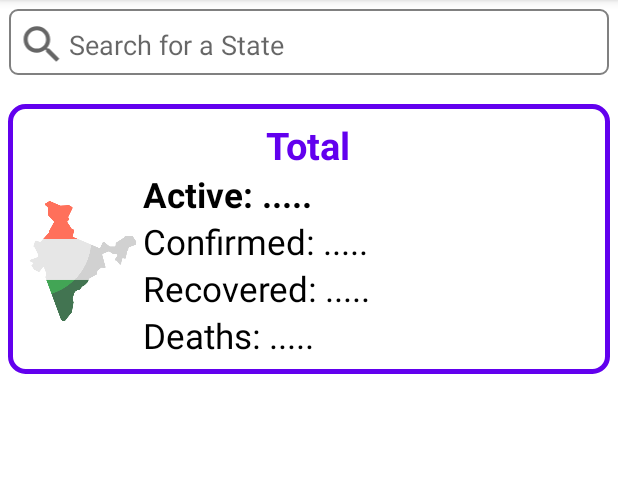
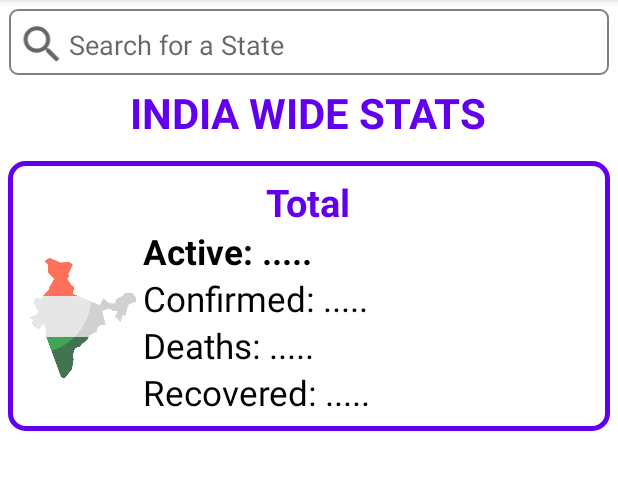
Before and after one commit to epraneeth98/Covid-Cases-Data, an Android app: the screen it shows after launch (MainActivity), on a phone screen of 412 x 824 dp, the part 84-574 px from its top. Run offline under Robolectric (Android 15) with nearby library versions, the phone set to English and light mode, and no system bars; network calls fail; 1 statement that could not run was skipped.

Commit message:
Added state data, recent search and two state-images

```diff
--- a/app/src/main/AndroidManifest.xml
+++ b/app/src/main/AndroidManifest.xml
@@ -7,6 +7,7 @@
     <uses-permission android:name="android.permission.ACCESS_NETWORK_STATE" />
 
     <application
+        android:name=".MyApplication"
         android:allowBackup="true"
         android:icon="@mipmap/ic_launcher"
         android:label="@string/app_name"
--- /dev/null
+++ b/app/src/main/java/com/example/covidcasesdata/MyApplication.kt
@@ -0,0 +1,15 @@
+package com.example.covidcasesdata
+
+import android.app.Application
+import android.content.SharedPreferences
+
+class MyApplication: Application() {
+    companion object{
+        lateinit var sharedPreferences: SharedPreferences
+    }
+
+    override fun onCreate() {
+        sharedPreferences = getSharedPreferences("my_shared_preferences", MODE_PRIVATE)
+        super.onCreate()
+    }
+}
--- a/app/src/main/java/com/example/covidcasesdata/classes/MainActivity.kt
+++ b/app/src/main/java/com/example/covidcasesdata/classes/MainActivity.kt
@@ -7,16 +7,18 @@ import android.os.Bundle
 import android.view.View
 import android.widget.AdapterView
 import android.widget.ArrayAdapter
+import android.widget.Toast
 import androidx.appcompat.app.AppCompatActivity
 import androidx.appcompat.app.AppCompatDelegate
 import androidx.lifecycle.ViewModelProvider
-import androidx.recyclerview.widget.DividerItemDecoration
 import androidx.recyclerview.widget.LinearLayoutManager
 import androidx.recyclerview.widget.RecyclerView
+import com.example.covidcasesdata.MyApplication
 import com.example.covidcasesdata.adapters.IndiaDayWiseAdapter
 import com.example.covidcasesdata.databinding.ActivityMainBinding
 import com.example.covidcasesdata.models.IndiaPerDay
 import com.example.covidcasesdata.models.StateTotal
+import com.example.covidcasesdata.utils.AppConstants
 import com.example.covidcasesdata.utils.HelperUtil.Companion.convertToINS
 import com.example.covidcasesdata.viewmodel.MyViewModel
 
@@ -25,7 +27,6 @@ class MainActivity : AppCompatActivity(), AdapterView.OnItemClickListener {
     lateinit var myViewModel: MyViewModel
     private lateinit var binding: ActivityMainBinding
     private lateinit var linearLayoutManager: LinearLayoutManager
-    private lateinit var dividerItemDecoration: DividerItemDecoration
     private var indiaDataDayWiseList = ArrayList<IndiaPerDay>()
     private lateinit var indiaDayWiseAdapter: IndiaDayWiseAdapter
     private var statesNames: ArrayList<String> = ArrayList()
@@ -39,16 +40,33 @@ class MainActivity : AppCompatActivity(), AdapterView.OnItemClickListener {
 
 
         AppCompatDelegate.setDefaultNightMode(AppCompatDelegate.MODE_NIGHT_NO);
+//        MyApplication.sharedPreferences = getSharedPreferences("mySharedPreference", MODE_PRIVATE)
         init()
         isInternetAvailable()
         observeIndiaDayWiseData()
     }
 
     private fun setUpSearchBar() {
-        ArrayAdapter(this, R.layout.simple_list_item_1, statesNames).also {
-                adapter -> binding.searchBar.setAdapter(adapter)
+        val arrayAdapter: ArrayAdapter<String> = ArrayAdapter(this, R.layout.simple_list_item_1, statesNames)
+        binding.searchBar.setAdapter(arrayAdapter)
+        binding.searchBar.onItemClickListener = this
+        displayRecentSearch()
+    }
+
+    private fun displayRecentSearch() {
+        val lastSearch: String? = myViewModel.getSearchedStateSharedPreference(AppConstants.RECENT_STATE_SEARCH)
+        if(lastSearch==AppConstants.NO_RECENT_SEARCH){
+            binding.recentStateSearchLayout.visibility = View.GONE
+        }else{
+            binding.recentStateSearch.text = lastSearch
+            binding.recentStateSearchLayout.visibility = View.VISIBLE
         }
-        binding.searchBar.onItemClickListener = this
+        binding.recentStateSearchLayout.setOnClickListener {
+            binding.searchBar.text.clear()
+            val intent = Intent(this, StateDataActivity::class.java)
+            intent.putExtra("StateData", statesTotalCasesHashMap[binding.recentStateSearch.text])
+            startActivity(intent)
+        }
     }
 
     private fun isInternetAvailable() {
@@ -61,7 +79,7 @@ class MainActivity : AppCompatActivity(), AdapterView.OnItemClickListener {
             fillTotalIndiaData(indiaDataDayWiseList[indiaDataDayWiseList.size - 1])
             indiaDayWiseAdapter.updateDailyData(indiaDataDayWiseList)
         })
-        myViewModel.statesNamesLiveDataList().observe(this,{
+        myViewModel.statesNamesLiveDataList().observe(this, {
             statesNames = it as ArrayList<String>
             isStateListAvailable = true
             setUpSearchBar()
@@ -73,18 +91,22 @@ class MainActivity : AppCompatActivity(), AdapterView.OnItemClickListener {
 
     @SuppressLint("SetTextI18n")
     private fun fillTotalIndiaData(indiaPerDay: IndiaPerDay) {
-        binding.tvTotalIndiaConfirmed.text = "Confirmed: " + convertToINS(indiaPerDay.totalConfirmed)
-        binding.tvTotalIndiaDeceased.text = "Deceased:  " + convertToINS(indiaPerDay.totalDeceased)
-        binding.tvTotalIndiaRecovered.text = "Recovered: " + convertToINS(indiaPerDay.totalRecovered)
-        binding.tvTotalIndiaActive.text = "Active:        " + convertToINS((indiaPerDay.totalConfirmed.toInt()
-                - indiaPerDay.totalDeceased.toInt()
-                - indiaPerDay.totalRecovered.toInt()).toString())
+        binding.tvTotalIndiaConfirmed.text =
+            "Confirmed: " + convertToINS(indiaPerDay.totalConfirmed)
+        binding.tvTotalIndiaDeceased.text = "Deaths:       " + convertToINS(indiaPerDay.totalDeceased)
+        binding.tvTotalIndiaRecovered.text =
+            "Recovered: " + convertToINS(indiaPerDay.totalRecovered)
+        binding.tvTotalIndiaActive.text = "Active:        " + convertToINS(
+            (indiaPerDay.totalConfirmed.toInt()
+                    - indiaPerDay.totalDeceased.toInt()
+                    - indiaPerDay.totalRecovered.toInt()).toString()
+        )
     }
 
     private fun init() {
         indiaDayWiseAdapter = IndiaDayWiseAdapter(indiaDataDayWiseList)
         myViewModel = ViewModelProvider(this).get(MyViewModel::class.java)
-
+        binding.recentStateSearchLayout.visibility = View.GONE
         binding.recyclerView.adapter = indiaDayWiseAdapter
         linearLayoutManager = LinearLayoutManager(this, RecyclerView.HORIZONTAL, false)
         binding.recyclerView.layoutManager = linearLayoutManager
@@ -94,8 +116,13 @@ class MainActivity : AppCompatActivity(), AdapterView.OnItemClickListener {
     override fun onItemClick(parent: AdapterView<*>?, view: View?, position: Int, id: Long) {
         val stateName: String = parent?.getItemAtPosition(position) as String
         binding.searchBar.text.clear()
-        val intent = Intent(this,StateDataActivity::class.java)
+        val intent = Intent(this, StateDataActivity::class.java)
         intent.putExtra("StateData", statesTotalCasesHashMap[stateName])
         startActivity(intent)
     }
+
+    override fun onResume() {
+        super.onResume()
+        displayRecentSearch()
+    }
 }
--- a/app/src/main/java/com/example/covidcasesdata/repository/MyRepository.kt
+++ b/app/src/main/java/com/example/covidcasesdata/repository/MyRepository.kt
@@ -1,8 +1,15 @@
 package com.example.covidcasesdata.repository
 
-import com.example.covidcasesdata.repository.retrofit.RetrofitAPIService
+import com.example.covidcasesdata.repository.retrofit.RetrofitCountryDataApiService
+import com.example.covidcasesdata.repository.retrofit.RetrofitStateDataApiService
 
-class MyRepository(private val retrofitAPIService: RetrofitAPIService) {
-    suspend fun getCovidIndiaAndStatesData() = retrofitAPIService.getCovidIndiaAndStatesData()
+class MyRepository(
+    private val retrofitCountryDataApiService: RetrofitCountryDataApiService,
+    private val retrofitStateDataApiService: RetrofitStateDataApiService
+) {
+    suspend fun getCovidIndiaAndStatesData() =
+        retrofitCountryDataApiService.getCovidIndiaAndStatesData()
+
+    suspend fun getCovidStatesData() = retrofitStateDataApiService.getCovidStatesData()
 
 }
--- a/app/src/main/java/com/example/covidcasesdata/repository/retrofit/RetrofitAPIService.kt
+++ b/app/src/main/java/com/example/covidcasesdata/repository/retrofit/RetrofitCountryDataApiService.kt
@@ -7,23 +7,23 @@ import com.example.covidcasesdata.models.Covid19IndiaData
 import retrofit2.Retrofit
 import retrofit2.converter.gson.GsonConverterFactory
 
-interface RetrofitAPIService {
+interface RetrofitCountryDataApiService {
     // check writing DailyDataIndia
     @GET("data.json")
     suspend fun getCovidIndiaAndStatesData(): Covid19IndiaData
 
     companion object {
-        var retrofitService: RetrofitAPIService? = null
-        fun getInstance(): RetrofitAPIService {
+        var retrofitCountryDataService: RetrofitCountryDataApiService? = null
+        fun getInstance(): RetrofitCountryDataApiService {
 
-            if (retrofitService == null) {
+            if (retrofitCountryDataService == null) {
                 val retrofit = Retrofit.Builder()
-                    .baseUrl(EndPoint.INDIA_DAYWISE_DATA_URL)
+                    .baseUrl(EndPoint.INDIA_DAYWISE_DATA_END_POINT)
                     .addConverterFactory(GsonConverterFactory.create())
                     .build()
-                retrofitService = retrofit.create(RetrofitAPIService::class.java)
+                retrofitCountryDataService = retrofit.create(RetrofitCountryDataApiService::class.java)
             }
-            return retrofitService!!
+            return retrofitCountryDataService!!
         }
     }
 }
--- /dev/null
+++ b/app/src/main/java/com/example/covidcasesdata/repository/retrofit/RetrofitStateDataApiService.kt
@@ -0,0 +1,27 @@
+package com.example.covidcasesdata.repository.retrofit
+
+import com.example.covidcasesdata.models.Covid19StatesData
+import com.example.covidcasesdata.utils.EndPoint
+import retrofit2.Retrofit
+import retrofit2.converter.gson.GsonConverterFactory
+import retrofit2.http.GET
+
+interface RetrofitStateDataApiService {
+    @GET("history")
+    suspend fun getCovidStatesData(): Covid19StatesData
+
+    companion object {
+        var retrofitStateDataApiService: RetrofitStateDataApiService? = null
+        fun getInstance(): RetrofitStateDataApiService {
+            if (retrofitStateDataApiService == null) {
+                val retrofit = Retrofit.Builder()
+                    .baseUrl(EndPoint.STATES_TILL_A_DAY_DATA_END_POINT)
+                    .addConverterFactory(GsonConverterFactory.create())
+                    .build()
+                retrofitStateDataApiService =
+                    retrofit.create(RetrofitStateDataApiService::class.java)
+            }
+            return retrofitStateDataApiService!!
+        }
+    }
+}
--- /dev/null
+++ b/app/src/main/java/com/example/covidcasesdata/utils/AppConstants.kt
@@ -0,0 +1,8 @@
+package com.example.covidcasesdata.utils
+
+class AppConstants {
+    companion object{
+        val RECENT_STATE_SEARCH = "recent state search"
+        val NO_RECENT_SEARCH = "NO_RECENT_SEARCH"
+    }
+}
--- a/app/src/main/java/com/example/covidcasesdata/utils/EndPoint.kt
+++ b/app/src/main/java/com/example/covidcasesdata/utils/EndPoint.kt
@@ -2,6 +2,7 @@ package com.example.covidcasesdata.utils
 
 class EndPoint {
     companion object{
-        const val INDIA_DAYWISE_DATA_URL = "https://api.covid19india.org/"
+        const val INDIA_DAYWISE_DATA_END_POINT = "https://api.covid19india.org/"
+        const val STATES_TILL_A_DAY_DATA_END_POINT = "https://api.rootnet.in/covid19-in/stats/"
     }
 }
--- a/app/src/main/java/com/example/covidcasesdata/utils/HelperUtil.kt
+++ b/app/src/main/java/com/example/covidcasesdata/utils/HelperUtil.kt
@@ -64,7 +64,8 @@ class HelperUtil {
                 val milliseconds: Long = d.time
                 val c = Calendar.getInstance()
                 val mayBeToday: Long = milliseconds + 86400000
-                if (DateUtils.isToday(mayBeToday)) return "Yesterday"
+                if(DateUtils.isToday(milliseconds)) return "Today"
+                else if (DateUtils.isToday(mayBeToday)) return "Yesterday"
                 //Set time in milliseconds
                 c.timeInMillis = milliseconds
                 val month = String.format(Locale.US,"%tB",c)
--- a/app/src/main/java/com/example/covidcasesdata/viewmodel/MyViewModel.kt
+++ b/app/src/main/java/com/example/covidcasesdata/viewmodel/MyViewModel.kt
@@ -2,11 +2,12 @@ package com.example.covidcasesdata.viewmodel
 
 import androidx.lifecycle.MutableLiveData
 import androidx.lifecycle.ViewModel
-import com.example.covidcasesdata.models.Covid19IndiaData
-import com.example.covidcasesdata.models.IndiaPerDay
-import com.example.covidcasesdata.models.StateTotal
+import com.example.covidcasesdata.MyApplication
+import com.example.covidcasesdata.models.*
 import com.example.covidcasesdata.repository.MyRepository
-import com.example.covidcasesdata.repository.retrofit.RetrofitAPIService
+import com.example.covidcasesdata.repository.retrofit.RetrofitCountryDataApiService
+import com.example.covidcasesdata.repository.retrofit.RetrofitStateDataApiService
+import com.example.covidcasesdata.utils.AppConstants
 import kotlinx.coroutines.CoroutineScope
 import kotlinx.coroutines.Dispatchers
 import kotlinx.coroutines.launch
@@ -14,22 +15,31 @@ import kotlinx.coroutines.launch
 class MyViewModel : ViewModel() {
 
     private var myRepository: MyRepository
-    private val retrofitAPIService: RetrofitAPIService = RetrofitAPIService.getInstance()
+    private val retrofitCountryDataApiService: RetrofitCountryDataApiService =
+        RetrofitCountryDataApiService.getInstance()
+    private val retrofitStateDataApiService: RetrofitStateDataApiService =
+        RetrofitStateDataApiService.getInstance()
 
     init {
-        myRepository = MyRepository(retrofitAPIService)
+        myRepository = MyRepository(retrofitCountryDataApiService, retrofitStateDataApiService)
     }
 
-    // try  = MutableLiveData() later
+    // IndiaData
     private val dailyIndiaCasesListLiveData: MutableLiveData<List<IndiaPerDay>> =
         MutableLiveData<List<IndiaPerDay>>()
     private val statesTotalCasesListLiveData: MutableLiveData<HashMap<String, StateTotal>> =
         MutableLiveData<HashMap<String, StateTotal>>()
     private val statesListLiveData: MutableLiveData<List<String>> = MutableLiveData<List<String>>()
 
+    //StatesData
+    private val statesEveryDayTillADayListLiveData: MutableLiveData<List<StatesTillADayList>> =
+        MutableLiveData<List<StatesTillADayList>>()
+
+
     fun indiaCasesLiveDataList() = dailyIndiaCasesListLiveData
     fun statesCasesLiveDataList() = statesTotalCasesListLiveData
     fun statesNamesLiveDataList() = statesListLiveData
+    fun statesEveryDayTillADayList() = statesEveryDayTillADayListLiveData
     fun loadIndiaDayWiseData() {
         CoroutineScope(Dispatchers.IO).launch {
             val covid19IndiaData: Covid19IndiaData = myRepository.getCovidIndiaAndStatesData()
@@ -37,7 +47,7 @@ class MyViewModel : ViewModel() {
             val statesTotalData: List<StateTotal> = covid19IndiaData.statesTotalList
             val statesList: ArrayList<String> = ArrayList()
             var stateNameStateTotalHashMap: HashMap<String, StateTotal> = HashMap()
-            for(stateTotal in statesTotalData){
+            for (stateTotal in statesTotalData) {
                 statesList.add(stateTotal.state)
                 stateNameStateTotalHashMap[stateTotal.state] = stateTotal
             }
@@ -47,4 +57,30 @@ class MyViewModel : ViewModel() {
         }
     }
 
+    fun loadStatesDayWiseData() {
+        CoroutineScope(Dispatchers.IO).launch {
+            val covid19StatesData: Covid19StatesData = myRepository.getCovidStatesData()
+            val dayWiseAllStatesData: List<StatesTillADayList> = covid19StatesData.everyDayListOfStatesTillADay
+            statesEveryDayTillADayListLiveData.postValue(dayWiseAllStatesData)
+        }
+    }
+
+    fun getSearchedStateSharedPreference(key: String): String? {
+        return MyApplication.sharedPreferences.getString(key, AppConstants.NO_RECENT_SEARCH)
+    }
+
+    fun updateSearchedStateSharedPreference(key: String, value: String){
+        with(MyApplication.sharedPreferences.edit()){
+            putString(key, value)
+            apply()
+        }
+    }
+
+    fun clearSharedPreferences(){
+        with(MyApplication.sharedPreferences.edit()){
+            clear()
+            apply()
+        }
+    }
+
 }
--- /dev/null
+++ b/app/src/main/res/drawable/ic_baseline_history_24.xml
@@ -0,0 +1,10 @@
+<vector xmlns:android="http://schemas.android.com/apk/res/android"
+    android:width="24dp"
+    android:height="24dp"
+    android:viewportWidth="24"
+    android:viewportHeight="24"
+    android:tint="?attr/colorControlNormal">
+  <path
+      android:fillColor="@android:color/white"
+      android:pathData="M13,3c-4.97,0 -9,4.03 -9,9L1,12l3.89,3.89 0.07,0.14L9,12L6,12c0,-3.87 3.13,-7 7,-7s7,3.13 7,7 -3.13,7 -7,7c-1.93,0 -3.68,-0.79 -4.94,-2.06l-1.42,1.42C8.27,19.99 10.51,21 13,21c4.97,0 9,-4.03 9,-9s-4.03,-9 -9,-9zM12,8v5l4.28,2.54 0.72,-1.21 -3.5,-2.08L13.5,8L12,8z"/>
+</vector>
--- a/app/src/main/res/layout/activity_main.xml
+++ b/app/src/main/res/layout/activity_main.xml
@@ -30,9 +30,45 @@
                 android:layout_height="wrap_content"
                 android:background="@null"
                 android:completionThreshold="1"
+                android:ellipsize="none"
                 android:hint="Search for a State"
-                android:paddingTop="7dp" />
+                android:paddingTop="7dp"
+                android:singleLine="true" />
         </LinearLayout>
+
+        <LinearLayout
+            android:id="@+id/recent_state_search_layout"
+            android:layout_width="match_parent"
+            android:layout_height="wrap_content"
+            android:layout_marginLeft="15dp"
+            android:layout_marginTop="-5dp"
+            android:orientation="horizontal"
+            android:padding="4dp">
+
+            <ImageView
+                android:layout_width="30dp"
+                android:layout_height="30dp"
+                android:src="@drawable/ic_baseline_history_24" />
+
+            <TextView
+                android:id="@+id/recent_state_search"
+                android:layout_width="match_parent"
+                android:layout_height="wrap_content"
+                android:layout_marginLeft="6dp"
+                android:gravity="left"
+                android:paddingTop="2dp"
+                android:text="Himachal Pradesh"
+                android:textSize="18dp" />
+        </LinearLayout>
+        <TextView
+            android:id="@+id/tv_state_name"
+            android:layout_width="wrap_content"
+            android:layout_height="wrap_content"
+            android:layout_gravity="center"
+            android:text="INDIA WIDE STATS"
+            android:textColor="@color/purple_500"
+            android:textSize="28sp"
+            android:textStyle="bold" />
 
         <androidx.recyclerview.widget.RecyclerView
             android:id="@+id/recycler_view"
@@ -96,6 +132,15 @@
                         android:textSize="23sp" />
 
                     <TextView
+                        android:id="@+id/tv_total_india_deceased"
+                        android:layout_width="wrap_content"
+                        android:layout_height="wrap_content"
+                        android:layout_gravity="left"
+                        android:text="Deaths: ....."
+                        android:textColor="@color/black"
+                        android:textSize="23sp" />
+
+                    <TextView
                         android:id="@+id/tv_total_india_recovered"
                         android:layout_width="wrap_content"
                         android:layout_height="wrap_content"
@@ -103,15 +148,6 @@
                         android:text="Recovered: ....."
                         android:textColor="@color/black"
                         android:textSize="23sp" />
-
-                    <TextView
-                        android:id="@+id/tv_total_india_deceased"
-                        android:layout_width="wrap_content"
-                        android:layout_height="wrap_content"
-                        android:layout_gravity="left"
-                        android:text="Deaths: ....."
-                        android:textColor="@color/black"
-                        android:textSize="23sp" />
                 </LinearLayout>
             </LinearLayout>
         </LinearLayout>
```
Also changed, not shown: app/src/main/java/com/example/covidcasesdata/adapters/IndiaDayWiseAdapter.kt (+10 -6 lines), app/src/main/java/com/example/covidcasesdata/adapters/StatesDayWiseAdapter.kt (added, +69 -0 lines), app/src/main/java/com/example/covidcasesdata/classes/StateDataActivity.kt (+40 -30 lines), app/src/main/java/com/example/covidcasesdata/models/Covid19StatesData.kt (added, +21 -0 lines), app/src/main/res/layout/activity_state_data2.xml (+57 -16 lines), app/src/main/res/drawable-v24/andhrapradesh_map.png (added), app/src/main/res/drawable-v24/telangana_map.png (added), app/src/main/res/layout/row_daywise_cases.xml (renamed from app/src/main/res/layout/row_daywise_indiacases.xml).
